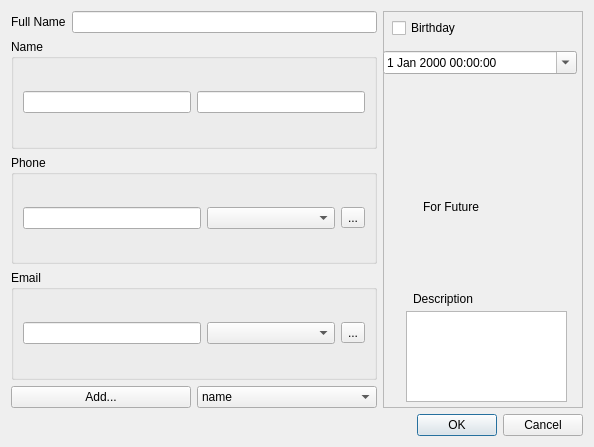
First picture: the form in src/contactdialog.ui, repository DarkHobbit/doublecontact, before the edit.
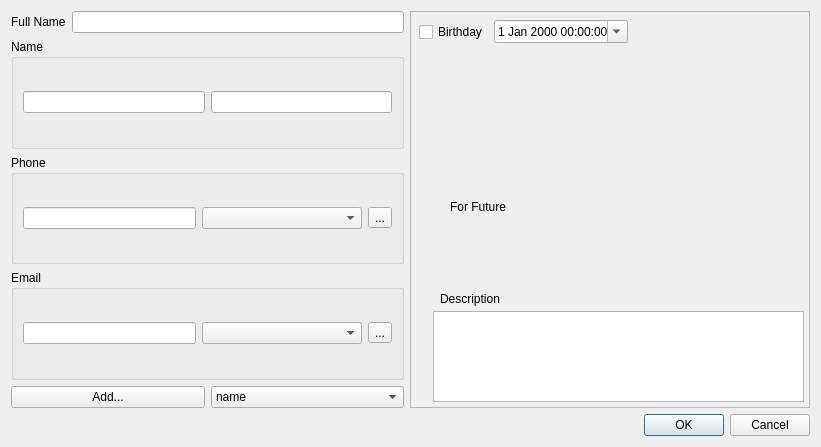
Second picture: the form after the edit. Icons and pictures are not drawn.

Commit message: type field size in contact dialog corrected

```diff
--- a/src/contactdialog.ui
+++ b/src/contactdialog.ui
@@ -6,7 +6,7 @@
    <rect>
     <x>0</x>
     <y>0</y>
-    <width>594</width>
+    <width>821</width>
     <height>447</height>
    </rect>
   </property>
@@ -60,7 +60,7 @@
            <widget class="QComboBox" name="cbPhoneType1">
             <property name="minimumSize">
              <size>
-              <width>128</width>
+              <width>160</width>
               <height>0</height>
              </size>
             </property>
@@ -99,7 +99,7 @@
            <widget class="QComboBox" name="cbEmailType1">
             <property name="minimumSize">
              <size>
-              <width>128</width>
+              <width>160</width>
               <height>0</height>
              </size>
             </property>
@@ -161,7 +161,7 @@
       <widget class="QFrame" name="frameForFuture">
        <property name="minimumSize">
         <size>
-         <width>200</width>
+         <width>400</width>
          <height>0</height>
         </size>
        </property>
@@ -184,38 +184,12 @@
          <string>For Future</string>
         </property>
        </widget>
-       <widget class="QCheckBox" name="cbBirthday">
-        <property name="geometry">
-         <rect>
-          <x>9</x>
-          <y>9</y>
-          <width>91</width>
-          <height>16</height>
-         </rect>
-        </property>
-        <property name="text">
-         <string>Birthday</string>
-        </property>
-       </widget>
-       <widget class="QDateTimeEdit" name="dteBirthday">
-        <property name="geometry">
-         <rect>
-          <x>0</x>
-          <y>40</y>
-          <width>194</width>
-          <height>23</height>
-         </rect>
-        </property>
-        <property name="calendarPopup">
-         <bool>true</bool>
-        </property>
-       </widget>
        <widget class="QPlainTextEdit" name="edDescription">
         <property name="geometry">
          <rect>
           <x>23</x>
           <y>300</y>
-          <width>161</width>
+          <width>371</width>
           <height>91</height>
          </rect>
         </property>
@@ -233,6 +207,32 @@
          <string>Description</string>
         </property>
        </widget>
+       <widget class="QWidget" name="">
+        <property name="geometry">
+         <rect>
+          <x>9</x>
+          <y>9</y>
+          <width>209</width>
+          <height>24</height>
+         </rect>
+        </property>
+        <layout class="QHBoxLayout" name="horizontalLayout_4">
+         <item>
+          <widget class="QCheckBox" name="cbBirthday">
+           <property name="text">
+            <string>Birthday</string>
+           </property>
+          </widget>
+         </item>
+         <item>
+          <widget class="QDateTimeEdit" name="dteBirthday">
+           <property name="calendarPopup">
+            <bool>true</bool>
+           </property>
+          </widget>
+         </item>
+        </layout>
+       </widget>
       </widget>
      </item>
     </layout>
```
